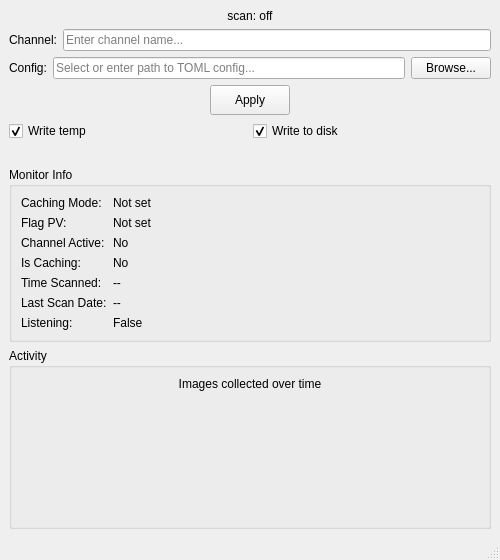
First picture: the form in gui/scan_view.ui, repository AdvancedPhotonSource/DashPVA, before the edit.
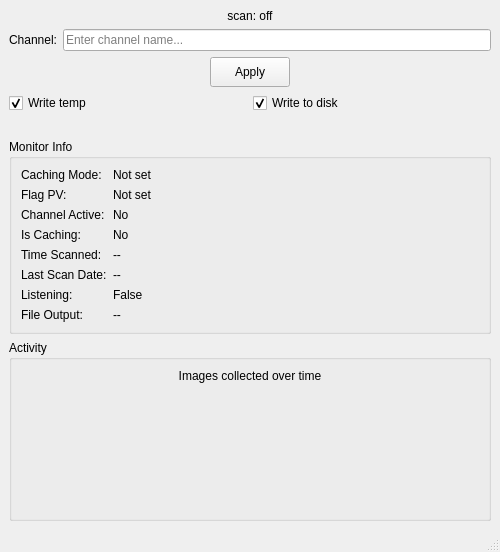
Second picture: the form after the edit.

Commit message: add: log viewer in launcher to watch the logs coming through fix: top level keys in pv configs are editible remove: toml configuration within scan view change: pvareader to use settings.py configuration instead of direct toml add: File output path to Info

Diff of the .ui file:
```diff
--- a/gui/scan_view.ui
+++ b/gui/scan_view.ui
@@ -56,31 +56,6 @@
       </item>
      </layout>
     </item>
-    <item>
-     <layout class="QHBoxLayout" name="horizontalLayoutConfig">
-      <item>
-       <widget class="QLabel" name="label_config">
-        <property name="text">
-         <string>Config:</string>
-        </property>
-       </widget>
-      </item>
-      <item>
-       <widget class="QLineEdit" name="lineedit_config">
-        <property name="placeholderText">
-         <string>Select or enter path to TOML config...</string>
-        </property>
-       </widget>
-      </item>
-      <item>
-       <widget class="QPushButton" name="btn_browse_config">
-        <property name="text">
-         <string>Browse...</string>
-        </property>
-       </widget>
-      </item>
-     </layout>
-    </item>
     <item>
      <layout class="QHBoxLayout" name="horizontalLayoutApply">
       <item>
@@ -220,6 +195,20 @@
          </property>
         </widget>
        </item>
+       <item row="7" column="0">
+        <widget class="QLabel" name="label_file_output_text">
+         <property name="text">
+          <string>File Output:</string>
+         </property>
+        </widget>
+       </item>
+       <item row="7" column="1">
+        <widget class="QLabel" name="label_file_output">
+         <property name="text">
+          <string>--</string>
+         </property>
+        </widget>
+       </item>
        <item row="3" column="0">
         <widget class="QLabel" name="label_is_caching_text">
          <property name="text">
```
The commit also changes 8 other files.
